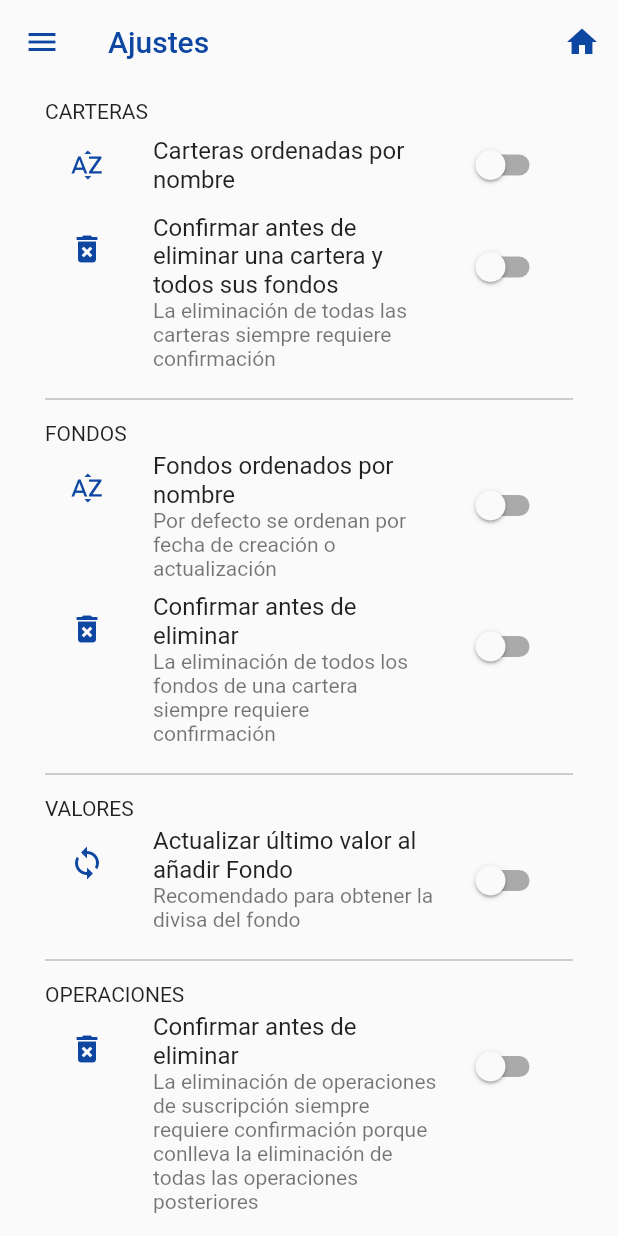
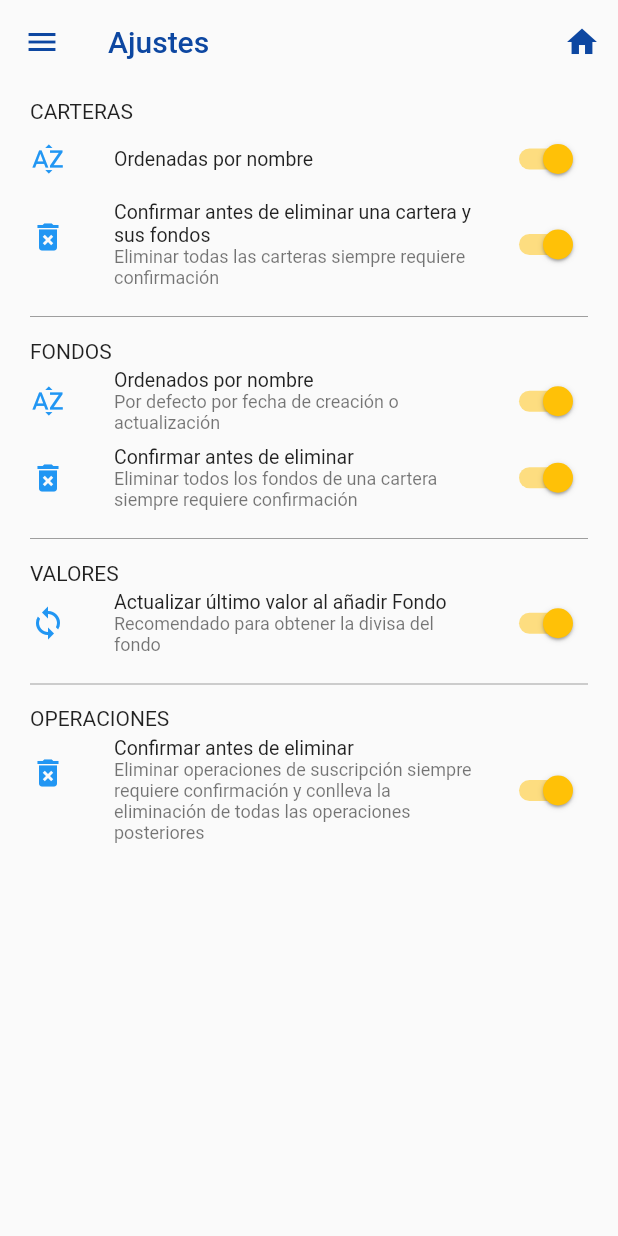
Before and after one commit to Webierta/carfoin, a Flutter app: the PageSettings screen opened by its route, on a phone screen of 412 x 824 dp. Run offline on Flutter 3.47's test engine with Material 2 defaults, Android fonts, the phone set to English and light mode, and no system bars; our stand-ins replace fl_chart, flutter_dotenv, flutter_markdown, flutter_speed_dial, shared_preferences, sqflite; accounts and stored records are empty.

Commit message:
change name package + fixed design

```diff
--- a/lib/pages/page_home.dart
+++ b/lib/pages/page_home.dart
@@ -82,6 +82,7 @@ class _PageHomeState extends State<PageHome> {
       child: Column(
         children: [
           ListTile(
+            contentPadding: const EdgeInsets.symmetric(horizontal: 12),
             leading: Icon(iconData, color: const Color(0xFFFFFFFF)),
             title: Text(
               '${menu.name[0].toUpperCase()}${menu.name.substring(1)}',
--- a/lib/pages/page_info.dart
+++ b/lib/pages/page_info.dart
@@ -88,7 +88,7 @@ const String mdstring = """
 
 ## App para la gestión de Carteras de Fondos de Inversión
 
-**CARFOIN** es una sencilla utilidad para la gestión de múltiples Carteras de Fondos de Inversión. Permite crear fácilmente Carteras personalizadas y seguir su evolución. Opera rápidamente con los Fondos para consultar, actualizar y archivar sus valores liquidativos.
+**CARFOIN** es una utilidad para la gestión de múltiples Carteras de Fondos de Inversión. Permite crear fácilmente Carteras personalizadas y seguir su evolución. Opera rápidamente con los Fondos para consultar, actualizar y archivar sus valores liquidativos.
 
 Después de crear una Cartera, incorpora los Fondos de Inversión que te interesa seguir. Puedes añadir un nuevo Fondo desde la base de datos que incorpora el programa o bien online a partir de su código ISIN —el programa utiliza el dígito de control para verificarlo—. Se incluyen algunos Fondos a modo de demostración, puedes eliminarlos.
 
--- a/lib/pages/page_settings.dart
+++ b/lib/pages/page_settings.dart
@@ -2,7 +2,6 @@ import 'package:flutter/material.dart';
 
 import '../routes.dart';
 import '../services/preferences_service.dart';
-import '../utils/konstantes.dart';
 import '../widgets/my_drawer.dart';
 
 class PageSettings extends StatefulWidget {
@@ -20,30 +19,36 @@ class _PageSettingsState extends State<PageSettings> {
   bool _isConfirmDelete = true;
 
   getSharedPrefs() async {
-    await PreferencesService.getBool(keyByOrderCarterasPref).then((value) {
-      setState(() => _isCarterasByOrder = value);
-    });
-    await PreferencesService.getBool(keyConfirmDeleteCarteraPref).then((value) {
-      setState(() => _isConfirmDeleteCartera = value);
-    });
-    await PreferencesService.getBool(keyByOrderFondosPref).then((value) {
-      setState(() => _isFondosByOrder = value);
-    });
-    await PreferencesService.getBool(keyConfirmDeleteFondoPref).then((value) {
-      setState(() => _isConfirmDeleteFondo = value);
-    });
-    await PreferencesService.getBool(keyAutoUpdatePref).then((value) {
-      setState(() => _isAutoUpdate = value);
-    });
-    await PreferencesService.getBool(keyConfirmDeletePref).then((value) {
-      setState(() => _isConfirmDelete = value);
+    bool isCarterasByOrder = true;
+    bool isConfirmDeleteCartera = true;
+    bool isFondosByOrder = true;
+    bool isConfirmDeleteFondo = true;
+    bool isAutoUpdate = true;
+    bool isConfirmDelete = true;
+
+    await PreferencesService.getBool(keyByOrderCarterasPref)
+        .then((value) => isCarterasByOrder = value);
+    await PreferencesService.getBool(keyConfirmDeleteCarteraPref)
+        .then((value) => isConfirmDeleteCartera = value);
+    await PreferencesService.getBool(keyByOrderFondosPref).then((value) => isFondosByOrder = value);
+    await PreferencesService.getBool(keyConfirmDeleteFondoPref)
+        .then((value) => isConfirmDeleteFondo = value);
+    await PreferencesService.getBool(keyAutoUpdatePref).then((value) => isAutoUpdate = value);
+    await PreferencesService.getBool(keyConfirmDeletePref).then((value) => isConfirmDelete = value);
+    setState(() {
+      _isCarterasByOrder = isCarterasByOrder;
+      _isConfirmDeleteCartera = isConfirmDeleteCartera;
+      _isFondosByOrder = isFondosByOrder;
+      _isConfirmDeleteFondo = isConfirmDeleteFondo;
+      _isAutoUpdate = isAutoUpdate;
+      _isConfirmDelete = isConfirmDelete;
     });
   }
 
   @override
   void initState() {
-    WidgetsBinding.instance.addPostFrameCallback((_) {
-      getSharedPrefs();
+    WidgetsBinding.instance.addPostFrameCallback((_) async {
+      await getSharedPrefs();
     });
     super.initState();
   }
@@ -67,12 +72,17 @@ class _PageSettingsState extends State<PageSettings> {
         ),
         drawer: const MyDrawer(),
         body: ListView(
-          padding: const EdgeInsets.symmetric(vertical: 10, horizontal: 30),
+          padding: const EdgeInsets.symmetric(vertical: 10),
           children: [
-            const Text('CARTERAS'),
+            const Padding(
+              padding: EdgeInsets.only(left: 20),
+              child: Text('CARTERAS'),
+            ),
             ListTile(
-              leading: const Icon(Icons.sort_by_alpha, color: Color(0xFF0D47A1)),
-              title: const Text('Carteras ordenadas por nombre'),
+              dense: true,
+              contentPadding: const EdgeInsets.symmetric(horizontal: 20),
+              leading: const Icon(Icons.sort_by_alpha, color: Color(0xFF2196F3)),
+              title: const Text('Ordenadas por nombre'),
               trailing: Switch(
                 value: _isCarterasByOrder,
                 onChanged: (value) {
@@ -82,10 +92,11 @@ class _PageSettingsState extends State<PageSettings> {
               ),
             ),
             ListTile(
-              leading: const Icon(Icons.delete_forever, color: Color(0xFF0D47A1)),
-              title: const Text('Confirmar antes de eliminar una cartera y todos sus fondos'),
-              subtitle:
-                  const Text('La eliminación de todas las carteras siempre requiere confirmación'),
+              dense: true,
+              contentPadding: const EdgeInsets.symmetric(horizontal: 20),
+              leading: const Icon(Icons.delete_forever, color: Color(0xFF2196F3)),
+              title: const Text('Confirmar antes de eliminar una cartera y sus fondos'),
+              subtitle: const Text('Eliminar todas las carteras siempre requiere confirmación'),
               trailing: Switch(
                 value: _isConfirmDeleteCartera,
                 onChanged: (value) {
@@ -94,12 +105,17 @@ class _PageSettingsState extends State<PageSettings> {
                 },
               ),
             ),
-            const Divider(color: Color(0xFF9E9E9E), height: 30),
-            const Text('FONDOS'),
+            const Divider(color: Color(0xFF9E9E9E), height: 30, indent: 20, endIndent: 20),
+            const Padding(
+              padding: EdgeInsets.only(left: 20),
+              child: Text('FONDOS'),
+            ),
             ListTile(
-              leading: const Icon(Icons.sort_by_alpha, color: Color(0xFF0D47A1)),
-              title: const Text('Fondos ordenados por nombre'),
-              subtitle: const Text('Por defecto se ordenan por fecha de creación o actualización'),
+              dense: true,
+              contentPadding: const EdgeInsets.symmetric(horizontal: 20),
+              leading: const Icon(Icons.sort_by_alpha, color: Color(0xFF2196F3)),
+              title: const Text('Ordenados por nombre'),
+              subtitle: const Text('Por defecto por fecha de creación o actualización'),
               trailing: Switch(
                 value: _isFondosByOrder,
                 onChanged: (value) {
@@ -109,9 +125,11 @@ class _PageSettingsState extends State<PageSettings> {
               ),
             ),
             ListTile(
-              leading: const Icon(Icons.delete_forever, color: Color(0xFF0D47A1)),
+              dense: true,
+              contentPadding: const EdgeInsets.symmetric(horizontal: 20),
+              leading: const Icon(Icons.delete_forever, color: Color(0xFF2196F3)),
               title: const Text('Confirmar antes de eliminar'),
-              subtitle: const Text('La eliminación de todos los fondos de una cartera '
+              subtitle: const Text('Eliminar todos los fondos de una cartera '
                   'siempre requiere confirmación'),
               trailing: Switch(
                 value: _isConfirmDeleteFondo,
@@ -121,10 +139,15 @@ class _PageSettingsState extends State<PageSettings> {
                 },
               ),
             ),
-            const Divider(color: Color(0xFF9E9E9E), height: 30),
-            const Text('VALORES'),
+            const Divider(color: Color(0xFF9E9E9E), height: 30, indent: 20, endIndent: 20),
+            const Padding(
+              padding: EdgeInsets.only(left: 20),
+              child: Text('VALORES'),
+            ),
             ListTile(
-              leading: const Icon(Icons.sync, color: Color(0xFF0D47A1)),
+              dense: true,
+              contentPadding: const EdgeInsets.symmetric(horizontal: 20),
+              leading: const Icon(Icons.sync, color: Color(0xFF2196F3)),
               title: const Text('Actualizar último valor al añadir Fondo'),
               subtitle: const Text('Recomendado para obtener la divisa del fondo'),
               trailing: Switch(
@@ -135,14 +158,19 @@ class _PageSettingsState extends State<PageSettings> {
                 },
               ),
             ),
-            const Divider(color: Color(0xFF9E9E9E), height: 30),
-            const Text('OPERACIONES'),
+            const Divider(color: Color(0xFF9E9E9E), height: 30, indent: 20, endIndent: 20),
+            const Padding(
+              padding: EdgeInsets.only(left: 20),
+              child: Text('OPERACIONES'),
+            ),
             ListTile(
-              leading: const Icon(Icons.delete_forever, color: Color(0xFF0D47A1)),
+              dense: true,
+              contentPadding: const EdgeInsets.symmetric(horizontal: 20),
+              leading: const Icon(Icons.delete_forever, color: Color(0xFF2196F3)),
               title: const Text('Confirmar antes de eliminar'),
-              subtitle: const Text(
-                  'La eliminación de operaciones de suscripción siempre requiere confirmación '
-                  'porque conlleva la eliminación de todas las operaciones posteriores'),
+              subtitle:
+                  const Text('Eliminar operaciones de suscripción siempre requiere confirmación '
+                      'y conlleva la eliminación de todas las operaciones posteriores'),
               trailing: Switch(
                 value: _isConfirmDelete,
                 onChanged: (value) {
--- a/lib/services/preferences_service.dart
+++ b/lib/services/preferences_service.dart
@@ -18,6 +18,6 @@ class PreferencesService {
     if (sharedPreferences.containsKey(key)) {
       return sharedPreferences.getBool(key) ?? true;
     }
-    return false;
+    return true;
   }
 }
--- a/lib/widgets/grafico_fondo.dart
+++ b/lib/widgets/grafico_fondo.dart
@@ -195,7 +195,7 @@ class GraficoFondo extends StatelessWidget {
     return SingleChildScrollView(
       scrollDirection: Axis.horizontal,
       child: Container(
-        padding: const EdgeInsets.only(top: 40, left: 5, right: 5, bottom: 10),
+        padding: const EdgeInsets.only(top: 30, left: 5, right: 5, bottom: 10),
         width: spots.length < 100
             ? MediaQuery.of(context).size.width
             : MediaQuery.of(context).size.height * 2,
--- a/pubspec.yaml
+++ b/pubspec.yaml
@@ -48,6 +48,7 @@ dependencies:
   flutter_markdown: ^0.6.10+2
   url_launcher: ^6.1.3
   flutter_launcher_icons: ^0.9.3
+  change_app_package_name: ^1.1.0
 
 dev_dependencies:
   flutter_test:
```
Also changed, not shown: lib/pages/page_cartera.dart (+14 -5 lines), lib/pages/page_fondo.dart (+15 -2 lines), lib/pages/page_support.dart (+6 -9 lines), lib/widgets/main_fondo.dart (+25 -10 lines), lib/widgets/tabla_fondo.dart (+6 -3 lines), pubspec.lock, 8 other files.
